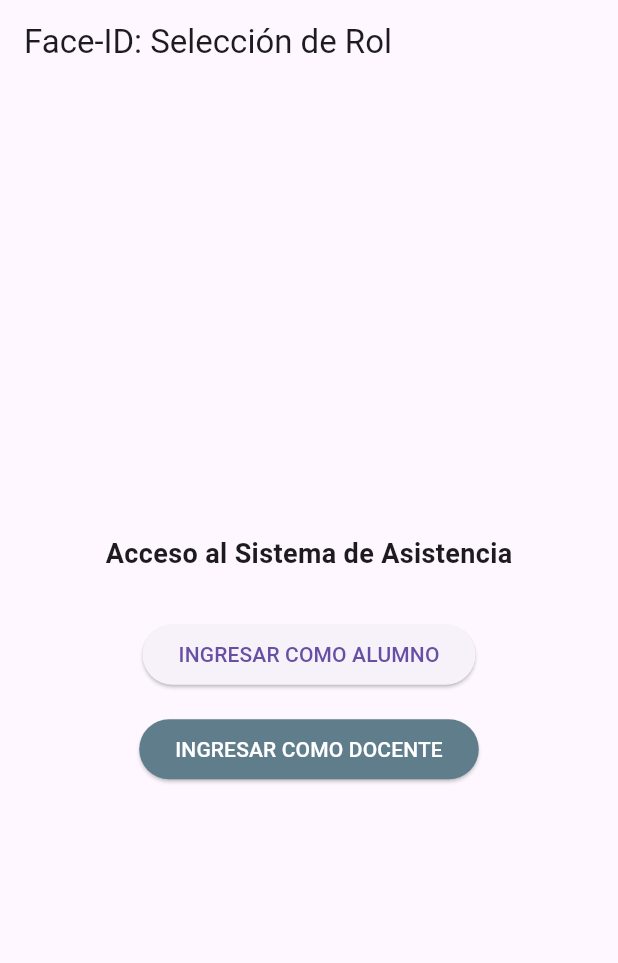
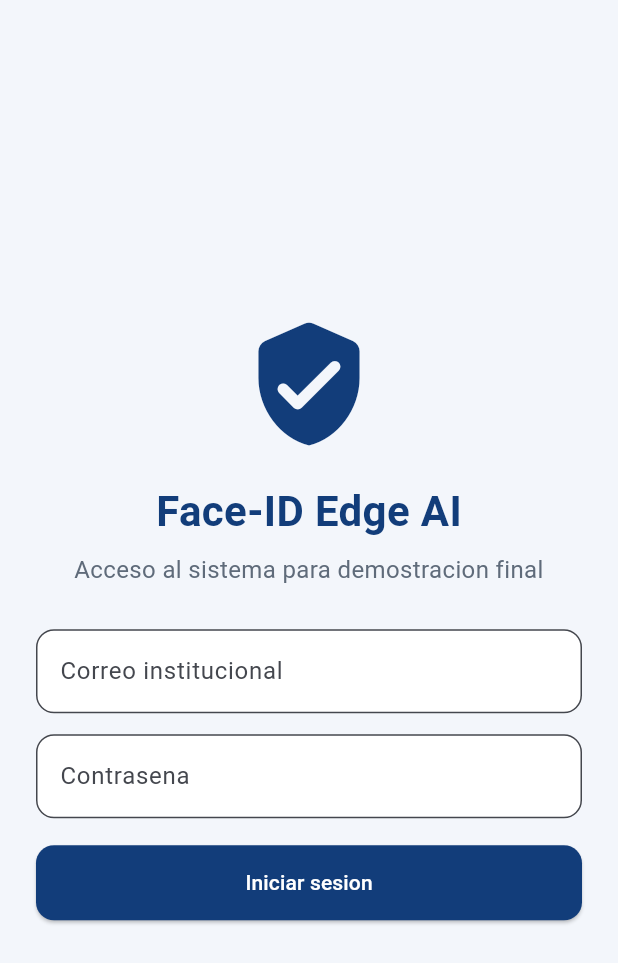
Before and after one commit to hekamartinezhe/Face-ID-Edge-AI, a Flutter app: the screen it shows after launch, on a phone screen of 412 x 824 dp. Shown: the top 963 px of the screen. Run offline on Flutter 3.47's test engine with Material 3 defaults, Android fonts, the phone set to English and light mode, and no system bars; our stand-ins replace camera, shared_preferences; missing offline and left inert: google_mlkit_face_detection.

Commit message:
feat(app): add mock frontend flow for final demo
Align Flutter screens with enrolment, attendance, and schedule management use cases to support a complete visual demo flow with institutional styling and cyclic navigation.

Made-with: Cursor

```diff
--- /dev/null
+++ b/app_mobile/face_id/lib/app_colors.dart
@@ -0,0 +1,16 @@
+import 'package:flutter/material.dart';
+
+class AppColors {
+  const AppColors._();
+
+  static const Color deepBlue = Color(0xFF123D7A);
+  static const Color successGreen = Color(0xFF1FA85B);
+
+  static const Color background = Color(0xFFF3F6FB);
+  static const Color surface = Colors.white;
+  static const Color textPrimary = Color(0xFF1A1F2B);
+  static const Color textSecondary = Color(0xFF5F6B7A);
+
+  static const Color onDeepBlue = Colors.white;
+  static const Color onSuccessGreen = Colors.white;
+}
--- a/app_mobile/face_id/lib/main.dart
+++ b/app_mobile/face_id/lib/main.dart
@@ -1,21 +1,13 @@
 import 'package:flutter/material.dart';
+import 'app_colors.dart';
+import 'screens/camera_screen.dart';
+import 'screens/dashboard_screen.dart';
 import 'screens/login_screen.dart';
-import 'services/api_client.dart';
+import 'screens/schedules_screen.dart';
+import 'screens/success_screen.dart';
 
 Future<void> main() async {
   WidgetsFlutterBinding.ensureInitialized();
-
-  // Chequeo rápido del estado de la API antes de iniciar la UI.
-  final ok = await ApiClient.instance.checkStatus();
-  if (ok) {
-    final info = ApiClient.instance.serverInfo;
-    // Puedes hacer logging aquí si quieres
-    // print('API online: $info');
-  } else {
-    // Si no está, dejamos la app correr pero con serverOnline=false
-    // print('API offline o inaccesible');
-  }
-
   runApp(const FaceIDApp());
 }
 
@@ -27,12 +19,38 @@ class FaceIDApp extends StatelessWidget {
     return MaterialApp(
       title: 'Face-ID Edge AI',
       debugShowCheckedModeBanner: false,
+      initialRoute: LoginScreen.routeName,
+      routes: {
+        LoginScreen.routeName: (_) => const LoginScreen(),
+        DashboardScreen.routeName: (_) => const DashboardScreen(),
+        CameraScreen.routeName: (_) => const CameraScreen(),
+        SuccessScreen.routeName: (_) => const SuccessScreen(),
+        SchedulesScreen.routeName: (_) => const SchedulesScreen(),
+      },
       theme: ThemeData(
-        primarySwatch: Colors.blue,
         useMaterial3: true,
+        scaffoldBackgroundColor: AppColors.background,
+        colorScheme: ColorScheme.fromSeed(
+          seedColor: AppColors.deepBlue,
+          primary: AppColors.deepBlue,
+          secondary: AppColors.successGreen,
+          surface: AppColors.surface,
+          background: AppColors.background,
+        ),
+        appBarTheme: const AppBarTheme(
+          backgroundColor: AppColors.deepBlue,
+          foregroundColor: AppColors.onDeepBlue,
+          centerTitle: true,
+        ),
+        elevatedButtonTheme: ElevatedButtonThemeData(
+          style: ElevatedButton.styleFrom(
+            minimumSize: const Size.fromHeight(50),
+            shape: RoundedRectangleBorder(
+              borderRadius: BorderRadius.circular(12),
+            ),
+          ),
+        ),
       ),
-      // Aquí conectamos tu nueva interfaz
-      home: LoginScreen(),
     );
   }
 }
--- a/app_mobile/face_id/lib/screens/login_screen.dart
+++ b/app_mobile/face_id/lib/screens/login_screen.dart
@@ -1,56 +1,86 @@
 import 'package:flutter/material.dart';
-import '../models/user_model.dart';
-import '../services/auth_service.dart';
-import 'camara_screen.dart';
-import 'tomar_asistencia_screen.dart';
+import '../app_colors.dart';
+import 'dashboard_screen.dart';
 
 class LoginScreen extends StatelessWidget {
-  final AuthService _auth = AuthService();
+  static const String routeName = '/login';
 
-  LoginScreen({super.key});
+  const LoginScreen({super.key});
 
   @override
   Widget build(BuildContext context) {
     return Scaffold(
-      appBar: AppBar(title: const Text("Face-ID: Selección de Rol")),
-      body: Center(
+      body: SafeArea(
+        child: Padding(
+          padding: const EdgeInsets.all(24),
           child: Column(
-          mainAxisAlignment: MainAxisAlignment.center,
             children: [
-            const Text("Acceso al Sistema de Asistencia",
-              style: TextStyle(fontSize: 18, fontWeight: FontWeight.bold)),
-            const SizedBox(height: 30),
+              const Spacer(),
+              Icon(
+                Icons.verified_user_rounded,
+                size: 90,
+                color: AppColors.deepBlue,
+              ),
+              const SizedBox(height: 20),
+              const Text(
+                'Face-ID Edge AI',
+                style: TextStyle(
+                  fontSize: 28,
+                  fontWeight: FontWeight.w700,
+                  color: AppColors.deepBlue,
+                ),
+              ),
+              const SizedBox(height: 8),
+              const Text(
+                'Acceso al sistema para demostracion final',
+                textAlign: TextAlign.center,
+                style: TextStyle(
+                  color: AppColors.textSecondary,
+                  fontSize: 16,
+                ),
+              ),
+              const SizedBox(height: 28),
+              TextField(
+                decoration: InputDecoration(
+                  labelText: 'Correo institucional',
+                  filled: true,
+                  fillColor: AppColors.surface,
+                  border: OutlineInputBorder(
+                    borderRadius: BorderRadius.circular(12),
+                  ),
+                ),
+              ),
+              const SizedBox(height: 14),
+              TextField(
+                obscureText: true,
+                decoration: InputDecoration(
+                  labelText: 'Contrasena',
+                  filled: true,
+                  fillColor: AppColors.surface,
+                  border: OutlineInputBorder(
+                    borderRadius: BorderRadius.circular(12),
+                  ),
+                ),
+              ),
+              const SizedBox(height: 18),
               ElevatedButton(
-              onPressed: () => _login(context, UserRole.alumno),
-              child: const Text("INGRESAR COMO ALUMNO"),
+                style: ElevatedButton.styleFrom(
+                  backgroundColor: AppColors.deepBlue,
+                  foregroundColor: AppColors.onDeepBlue,
                 ),
-            const SizedBox(height: 15),
-            ElevatedButton(
-              style: ElevatedButton.styleFrom(backgroundColor: Colors.blueGrey),
-              onPressed: () => _login(context, UserRole.docente),
-              child: const Text("INGRESAR COMO DOCENTE",
-                style: TextStyle(color: Colors.white)),
+                onPressed: () {
+                  Navigator.pushReplacementNamed(
+                    context,
+                    DashboardScreen.routeName,
+                  );
+                },
+                child: const Text('Iniciar sesion'),
               ),
+              const Spacer(),
             ],
+          ),
         ),
       ),
     );
   }
-
-void _login(BuildContext context, UserRole role) async {
-  final user = UserModel(id: "u_test_01", name: "Héctor Kaleb", role: role);
-  await _auth.saveUserSession(user);
-
-  Widget nextScreen;
-  if (role == UserRole.alumno) {
-    nextScreen = const TomarAsistenciaScreen();
-  } else {
-    nextScreen = const FaceCameraScreen();
 }
-
-  Navigator.push(
-    context,
-    MaterialPageRoute(builder: (context) => nextScreen),
-  );
-}
-}
```
Also changed, not shown: app_mobile/face_id/lib/screens/camera_screen.dart (added, +170 -0 lines), app_mobile/face_id/lib/screens/dashboard_screen.dart (added, +125 -0 lines), app_mobile/face_id/lib/screens/schedules_screen.dart (added, +137 -0 lines), app_mobile/face_id/lib/screens/success_screen.dart (added, +109 -0 lines). Lines whose indentation alone changed are shown as unchanged.
